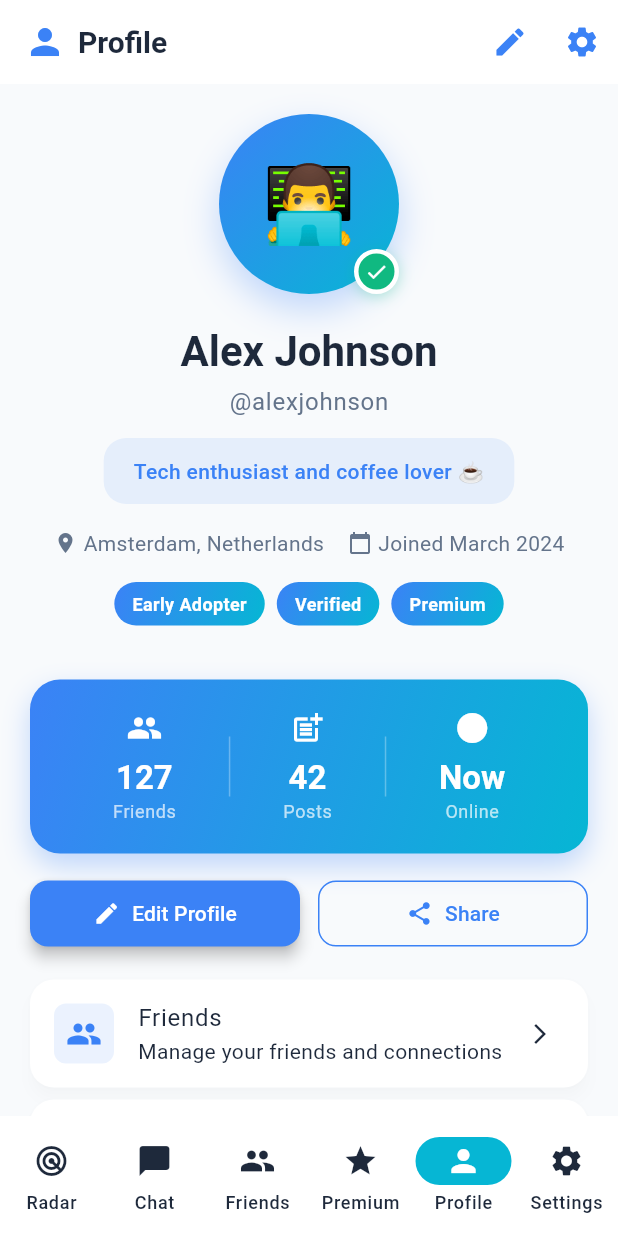
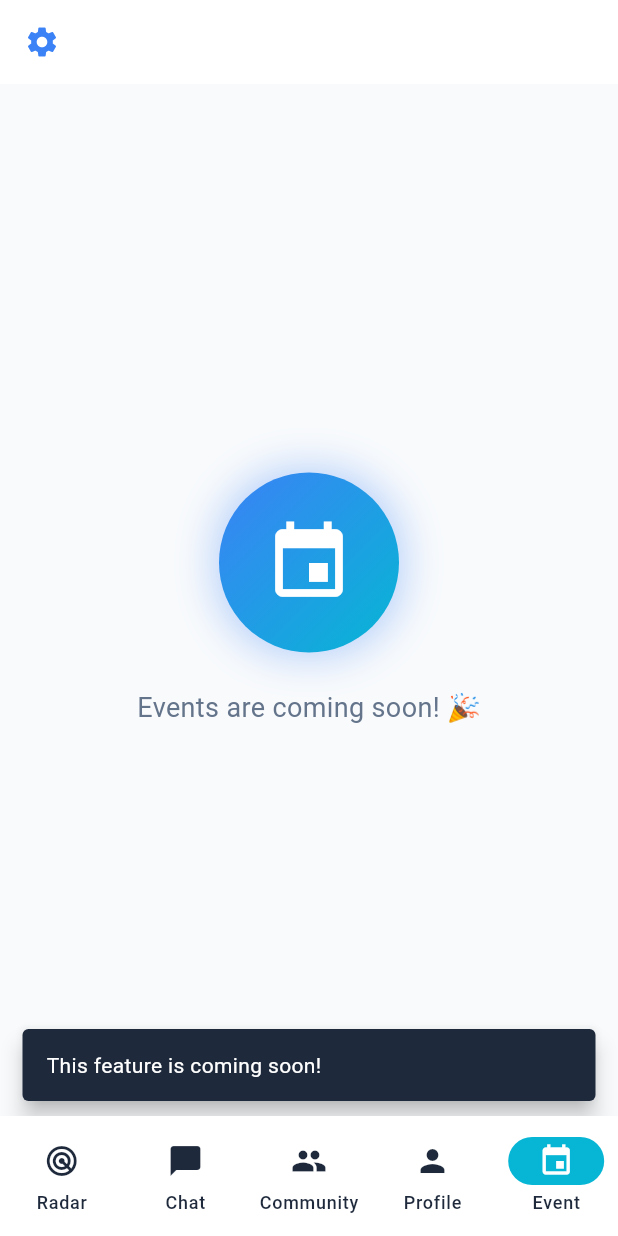
Before and after one commit to TArslan7/ComnecterMobile, a Flutter app: the screen it shows after launch, item 5 of the bottom bar chosen, on a phone screen of 412 x 824 dp. Run offline on Flutter 3.47's test engine with Material 3 defaults, Android fonts, the light colour scheme and no system bars; drawn by our look-alikes of flutter_animate; our stand-ins replace audioplayers, confetti, flutter_hooks, flutter_riverpod, go_router, shared_preferences.

Commit message:
Nav/UI updates: remove AppBar titles; add Settings access; Community create flow; Event placeholder; tests fixed with ProviderScope

```diff
--- /dev/null
+++ b/lib/features/event/event_screen.dart
@@ -0,0 +1,59 @@
+import 'package:flutter/material.dart';
+import '../../theme/app_theme.dart';
+import 'package:go_router/go_router.dart';
+
+class EventScreen extends StatelessWidget {
+  const EventScreen({super.key});
+
+  @override
+  Widget build(BuildContext context) {
+    return Scaffold(
+      backgroundColor: AppTheme.backgroundLight,
+      appBar: AppBar(
+        leading: IconButton(
+          icon: const Icon(Icons.settings, color: AppTheme.primary),
+          onPressed: () => context.push('/settings'),
+          tooltip: 'Settings',
+        ),
+        // no title per request
+        backgroundColor: AppTheme.surfaceLight,
+        elevation: 0,
+      ),
+      body: Center(
+        child: Column(
+          mainAxisAlignment: MainAxisAlignment.center,
+          children: [
+            Container(
+              width: 120,
+              height: 120,
+              decoration: BoxDecoration(
+                gradient: AppTheme.primaryGradient,
+                borderRadius: BorderRadius.circular(60),
+                boxShadow: [
+                  BoxShadow(
+                    color: AppTheme.primary.withOpacity(0.3),
+                    blurRadius: 20,
+                    spreadRadius: 5,
+                  ),
+                ],
+              ),
+              child: const Icon(
+                Icons.event,
+                color: Colors.white,
+                size: 60,
+              ),
+            ),
+            const SizedBox(height: 24),
+            Text(
+              'Events are coming soon! 🎉',
+              style: TextStyle(
+                fontSize: 18,
+                color: AppTheme.textMedium,
+              ),
+            ),
+          ],
+        ),
+      ),
+    );
+  }
+}
--- a/lib/features/profile/profile_screen.dart
+++ b/lib/features/profile/profile_screen.dart
@@ -4,6 +4,7 @@ import 'package:flutter_animate/flutter_animate.dart';
 import 'package:confetti/confetti.dart';
 import '../../services/sound_service.dart';
 import '../../theme/app_theme.dart';
+import 'package:go_router/go_router.dart';
 
 class ProfileScreen extends HookWidget {
   const ProfileScreen({super.key});
@@ -60,20 +61,12 @@ class ProfileScreen extends HookWidget {
     SoundService soundService,
   ) {
     return AppBar(
-      title: Row(
-        children: [
-          Icon(
-            Icons.person,
-            color: AppTheme.primary,
-            size: 28,
-          ),
-          const SizedBox(width: 8),
-          const Text(
-            'Profile',
-            style: TextStyle(fontWeight: FontWeight.bold),
-          ),
-        ],
+      leading: IconButton(
+        icon: const Icon(Icons.settings, color: AppTheme.primary),
+        onPressed: () => context.push('/settings'),
+        tooltip: 'Settings',
       ),
+      // no title per request
       backgroundColor: Theme.of(context).colorScheme.surface,
       elevation: 0,
       actions: [
@@ -91,17 +84,6 @@ class ProfileScreen extends HookWidget {
             }
           },
           tooltip: isEditing.value ? 'Save' : 'Edit',
-        ),
-        IconButton(
-          icon: Icon(
-            Icons.settings,
-            color: AppTheme.primary,
-          ),
-          onPressed: () async {
-            await soundService.playButtonClickSound();
-            Navigator.pushNamed(context, '/settings');
-          },
-          tooltip: 'Settings',
         ),
       ],
     );
@@ -375,47 +357,7 @@ class ProfileScreen extends HookWidget {
           'Manage your friends and connections',
           () async {
             await soundService.playButtonClickSound();
-            _showFriendsDialog(context);
-          },
-        ),
-        _buildSectionCard(
-          context,
-          'Privacy',
-          Icons.privacy_tip,
-          'Control your privacy settings',
-          () async {
-            await soundService.playButtonClickSound();
-            Navigator.pushNamed(context, '/settings');
-          },
-        ),
-        _buildSectionCard(
-          context,
-          'Notifications',
-          Icons.notifications,
-          'Manage your notification preferences',
-          () async {
-            await soundService.playButtonClickSound();
-            Navigator.pushNamed(context, '/settings');
-          },
-        ),
-        _buildSectionCard(
-          context,
-          'Help & Support',
-          Icons.help,
-          'Get help and contact support',
-          () async {
-            await soundService.playButtonClickSound();
-            _showHelpDialog(context);
-          },
-        ),
-        _buildSectionCard(
-          context,
-          'About',
-          Icons.info,
-          'App version and information',
-          () async {
-            await soundService.playButtonClickSound();
-            _showAboutDialog(context);
+            _showFriendsBottomSheet(context);
           },
         ),
       ],
@@ -531,17 +473,44 @@ class ProfileScreen extends HookWidget {
   }
 
   void _showFriendsDialog(BuildContext context) {
-    showDialog(
+    // Deprecated by _showFriendsBottomSheet
+  }
+
+  void _showFriendsBottomSheet(BuildContext context) {
+    showModalBottomSheet(
       context: context,
-      builder: (context) => AlertDialog(
-        title: const Text('Friends'),
-        content: const Text('Friends management feature coming soon!'),
-        actions: [
-          TextButton(
-            onPressed: () => Navigator.pop(context),
-            child: const Text('OK'),
-          ),
-        ],
+      shape: const RoundedRectangleBorder(
+        borderRadius: BorderRadius.vertical(top: Radius.circular(20)),
+      ),
+      builder: (context) => Padding(
+        padding: const EdgeInsets.all(16),
+        child: Column(
+          mainAxisSize: MainAxisSize.min,
+          children: [
+            ListTile(
+              leading: const Icon(Icons.person_add),
+              title: const Text('Add Friend'),
+              subtitle: const Text('Send a friend request'),
+              onTap: () {
+                Navigator.pop(context);
+                ScaffoldMessenger.of(context).showSnackBar(
+                  const SnackBar(content: Text('Add Friend is coming soon!')),
+                );
+              },
+            ),
+            ListTile(
+              leading: const Icon(Icons.search),
+              title: const Text('Search Friends'),
+              subtitle: const Text('Find people to connect with'),
+              onTap: () {
+                Navigator.pop(context);
+                ScaffoldMessenger.of(context).showSnackBar(
+                  const SnackBar(content: Text('Search Friends is coming soon!')),
+                );
+              },
+            ),
+          ],
+        ),
       ),
     );
   }
--- a/lib/routing/app_router.dart
+++ b/lib/routing/app_router.dart
@@ -2,8 +2,9 @@ import 'package:flutter/material.dart';
 import 'package:go_router/go_router.dart';
 import '../features/radar/radar_screen.dart';
 import '../features/chat/chat_screen.dart';
-import '../features/friends/friends_screen.dart';
+import '../features/community/community_screen.dart';
 import '../features/subscription/subscription_screen.dart';
+import '../features/event/event_screen.dart';
 import '../features/profile/profile_screen.dart';
 import '../features/settings/settings_screen.dart';
 
@@ -27,7 +28,12 @@ GoRouter createRouter() {
           GoRoute(
             path: '/friends',
             name: 'friends',
-            builder: (context, state) => const FriendsScreen(),
+            builder: (context, state) => const CommunityScreen(),
+          ),
+          GoRoute(
+            path: '/event',
+            name: 'event',
+            builder: (context, state) => const EventScreen(),
           ),
           GoRoute(
             path: '/subscription',
@@ -73,23 +79,25 @@ class RootNavigation extends StatelessWidget {
               context.go('/friends');
               break;
             case 3:
-              context.go('/subscription');
+              context.go('/profile');
               break;
             case 4:
-              context.go('/profile');
-              break;
-            case 5:
-              context.go('/settings');
+              ScaffoldMessenger.of(context).showSnackBar(
+                const SnackBar(
+                  content: Text('This feature is coming soon!'),
+                  behavior: SnackBarBehavior.floating,
+                ),
+              );
+              context.go('/event');
               break;
           }
         },
         destinations: const [
           NavigationDestination(icon: Icon(Icons.radar), label: 'Radar'),
           NavigationDestination(icon: Icon(Icons.chat_bubble), label: 'Chat'),
-          NavigationDestination(icon: Icon(Icons.people), label: 'Friends'),
-          NavigationDestination(icon: Icon(Icons.star), label: 'Premium'),
+          NavigationDestination(icon: Icon(Icons.people), label: 'Community'),
           NavigationDestination(icon: Icon(Icons.person), label: 'Profile'),
-          NavigationDestination(icon: Icon(Icons.settings), label: 'Settings'),
+          NavigationDestination(icon: Icon(Icons.event), label: 'Event'),
         ],
       ),
     );
@@ -98,9 +106,8 @@ class RootNavigation extends StatelessWidget {
   int _calculateSelectedIndex(String location) {
     if (location.startsWith('/chat')) return 1;
     if (location.startsWith('/friends')) return 2;
-    if (location.startsWith('/subscription')) return 3;
-    if (location.startsWith('/profile')) return 4;
-    if (location.startsWith('/settings')) return 5;
+    if (location.startsWith('/profile')) return 3;
+    if (location.startsWith('/event')) return 4;
     return 0;
   }
 }
```
Also changed, not shown: lib/features/chat/chat_screen.dart (+50 -7 lines), lib/features/community/community_screen.dart (added, +233 -0 lines), lib/features/friends/friends_screen.dart (+11 -0 lines), lib/features/radar/radar_screen.dart (+10 -0 lines), lib/features/settings/settings_screen.dart (+44 -22 lines), 1 other file.
